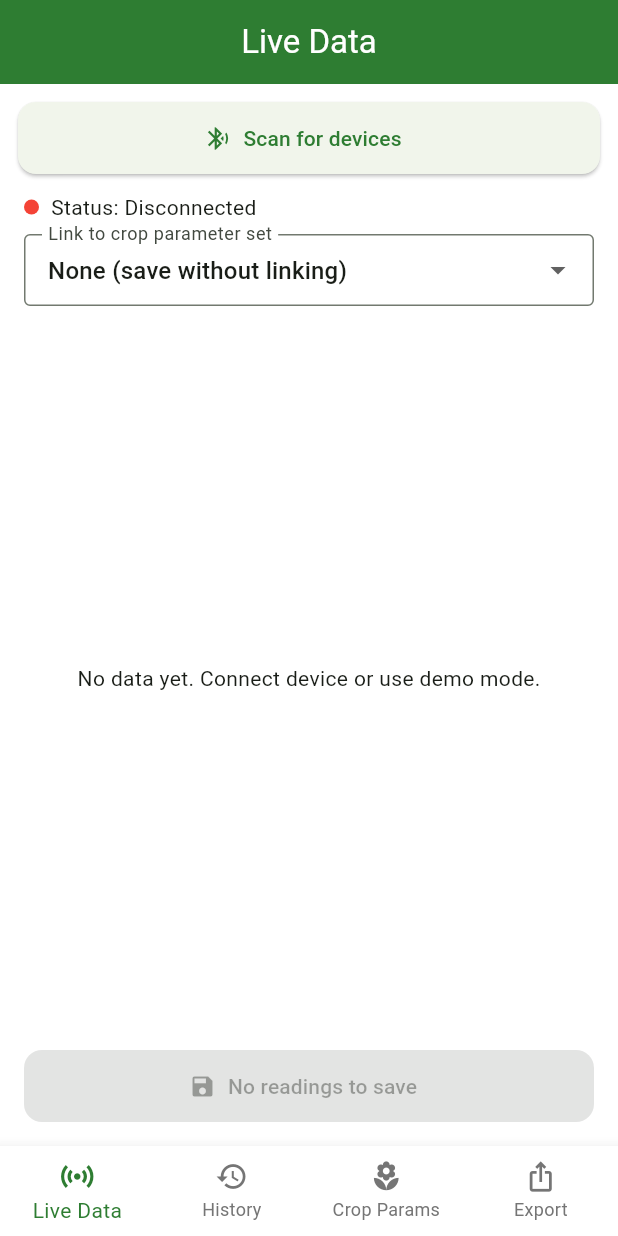
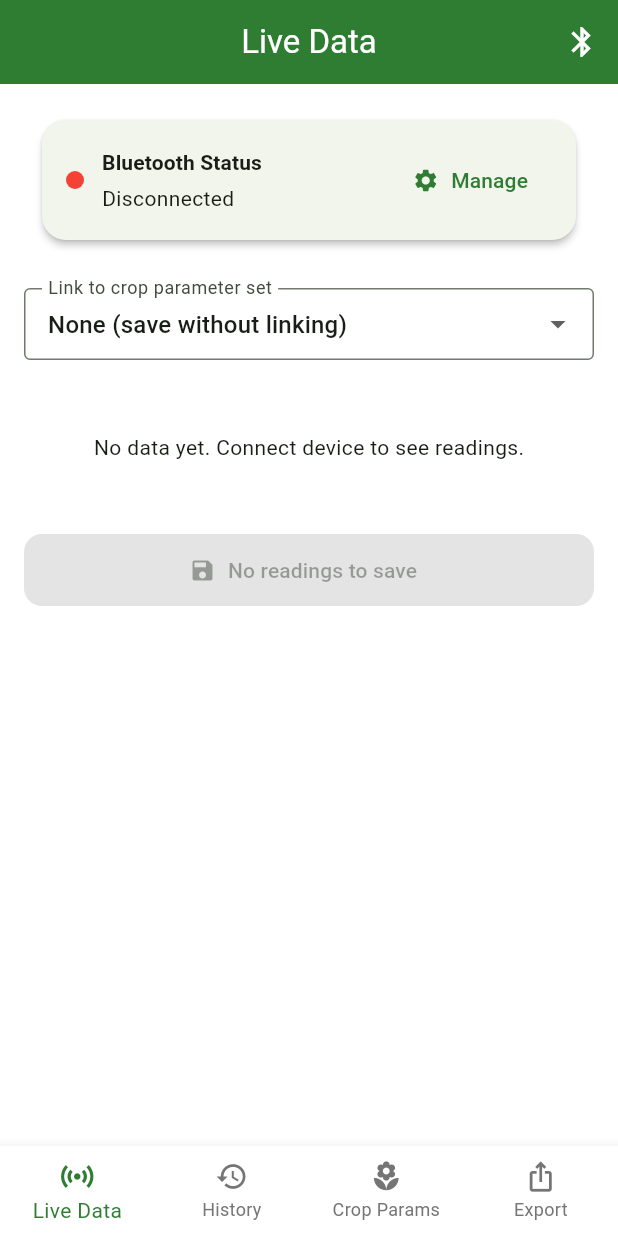
Before and after one commit to santawearscoolpants/npk_soil_sensor, a Flutter app: the screen it shows after launch, on a phone screen of 412 x 824 dp. Run offline on Flutter 3.47's test engine with Material 3 defaults, Android fonts, the phone set to English and light mode, and no system bars; our stand-ins replace csv, drift, flutter_blue_plus, flutter_riverpod, image_picker, pdf and 3 more; accounts and stored records are empty; generated files the repository leaves out were written again.

Commit message:
Refactor Bluetooth connection handling: improve device scanning logic, add user prompts for unsaved readings on disconnect, and enhance UI for connection status and device management.

```diff
--- a/csir_soil_sensor/lib/src/features/live/live_screen.dart
+++ b/csir_soil_sensor/lib/src/features/live/live_screen.dart
@@ -4,6 +4,7 @@ import 'package:flutter_riverpod/flutter_riverpod.dart';
 import '../../data/db/app_database.dart';
 import '../../data/repositories/crop_repository.dart';
 import '../../services/bluetooth_service.dart';
+import '../bluetooth/bluetooth_connection_screen.dart';
 
 final _cropParamsProvider =
     FutureProvider.autoDispose<List<CropParam>>((ref) async {
@@ -31,52 +32,34 @@ class _LiveScreenState extends ConsumerState<LiveScreen> {
       child: Scaffold(
         appBar: AppBar(
           title: const Text('Live Data'),
+          actions: [
+            IconButton(
+              icon: const Icon(Icons.bluetooth),
+              tooltip: 'Bluetooth Connection',
+              onPressed: () {
+                Navigator.of(context).push(
+                  MaterialPageRoute(
+                    builder: (context) => const BluetoothConnectionScreen(),
                   ),
-        body: Column(
-          children: [
-            Padding(
-              padding: const EdgeInsets.all(12),
-              child: Row(
-                children: [
-                  Expanded(
-                    child: ElevatedButton.icon(
-                      onPressed: bleState.connectionStatus
-                              .startsWith('Scanning')
-                          ? null
-                          : () {
-                              ref
-                                  .read(bluetoothServiceProvider.notifier)
-                                  .scanForDevices();
+                );
               },
-                      icon: bleState.connectionStatus
-                              .startsWith('Scanning')
-                          ? const SizedBox(
-                              width: 18,
-                              height: 18,
-                              child: CircularProgressIndicator(
-                                strokeWidth: 2,
-                                valueColor:
-                                    AlwaysStoppedAnimation<Color>(Colors.white),
-                              ),
-                            )
-                          : const Icon(Icons.bluetooth_searching),
-                      label: Text(
-                        bleState.connectionStatus.startsWith('Scanning')
-                            ? 'Scanning...'
-                            : 'Scan for devices',
-                      ),
-                    ),
             ),
           ],
         ),
-            ),
+        body: SingleChildScrollView(
+          child: Column(
+            children: [
+              // Connection status card
               Padding(
-              padding: const EdgeInsets.symmetric(horizontal: 16),
+                padding: const EdgeInsets.all(16),
+                child: Card(
+                  child: Padding(
+                    padding: const EdgeInsets.all(16),
                     child: Row(
                       children: [
                         Container(
-                    width: 10,
-                    height: 10,
+                          width: 12,
+                          height: 12,
                           decoration: BoxDecoration(
                             shape: BoxShape.circle,
                             color: bleState.connectionStatus == 'Connected' &&
@@ -89,73 +72,43 @@ class _LiveScreenState extends ConsumerState<LiveScreen> {
                                     : Colors.red,
                           ),
                         ),
-                  const SizedBox(width: 8),
+                        const SizedBox(width: 12),
                         Expanded(
-                    child: Text(
+                          child: Column(
+                            crossAxisAlignment: CrossAxisAlignment.start,
+                            children: [
+                              Text(
+                                'Bluetooth Status',
+                                style: Theme.of(context)
+                                    .textTheme
+                                    .titleSmall
+                                    ?.copyWith(fontWeight: FontWeight.bold),
+                              ),
+                              const SizedBox(height: 4),
+                              Text(
                                 bleState.connectedDeviceName != null
-                          ? 'Status: ${bleState.connectionStatus} (${bleState.connectedDeviceName})'
-                          : 'Status: ${bleState.connectionStatus}',
+                                    ? '${bleState.connectionStatus} (${bleState.connectedDeviceName})'
+                                    : bleState.connectionStatus,
                                 style: Theme.of(context).textTheme.bodyMedium,
-                    ),
                               ),
                             ],
                           ),
                         ),
-            if (bleState.connectionStatus == 'Connected' &&
-                bleState.connectedDeviceName != null)
-              Padding(
-                padding:
-                    const EdgeInsets.symmetric(horizontal: 16, vertical: 8),
-                child: SizedBox(
-                  width: double.infinity,
-                  child: OutlinedButton.icon(
-                    style: OutlinedButton.styleFrom(
-                      foregroundColor: Colors.red.shade700,
-                      side: BorderSide(color: Colors.red.shade700),
+                        TextButton.icon(
+                          onPressed: () {
+                            Navigator.of(context).push(
+                              MaterialPageRoute(
+                                builder: (context) =>
+                                    const BluetoothConnectionScreen(),
                               ),
-                    onPressed: () {
-                      ref
-                          .read(bluetoothServiceProvider.notifier)
-                          .disconnect();
+                            );
                           },
-                    icon: const Icon(Icons.link_off),
-                    label: const Text('Disconnect from device'),
+                          icon: const Icon(Icons.settings),
+                          label: const Text('Manage'),
+                        ),
+                      ],
                     ),
                   ),
-              ),
-            if (bleState.devices.isNotEmpty)
-              Padding(
-                padding:
-                    const EdgeInsets.symmetric(horizontal: 16, vertical: 8),
-                child: Align(
-                  alignment: Alignment.centerLeft,
-                  child: Text(
-                    'Tap a device to connect:',
-                    style: Theme.of(context)
-                        .textTheme
-                        .bodySmall
-                        ?.copyWith(fontWeight: FontWeight.bold),
-                  ),
-                ),
-              ),
-            if (bleState.devices.isNotEmpty)
-              SizedBox(
-                height: 160,
-                child: ListView.builder(
-                  itemCount: bleState.devices.length,
-                  itemBuilder: (context, index) {
-                    final d = bleState.devices[index];
-                    return ListTile(
-                      leading: const Icon(Icons.bluetooth),
-                      title: Text(d.name),
-                      subtitle: Text(d.device.remoteId.str),
-                      onTap: () {
-                        ref
-                            .read(bluetoothServiceProvider.notifier)
-                            .connectToDevice(d);
-                      },
-                    );
-                  },
                 ),
               ),
               Padding(
@@ -209,13 +162,21 @@ class _LiveScreenState extends ConsumerState<LiveScreen> {
                 ),
               ),
               const SizedBox(height: 8),
-            Expanded(
-              child: bleState.latestReading == null
-                  ? const Center(
-                      child:
-                          Text('No data yet. Connect device or use demo mode.'),
-                    )
-                  : _LiveReadingCard(reading: bleState.latestReading!),
+              if (bleState.connectionStatus == 'Connected' &&
+                  bleState.connectedDeviceName != null &&
+                  bleState.latestReading != null)
+                Padding(
+                  padding: const EdgeInsets.symmetric(horizontal: 16),
+                  child: _LiveReadingCard(reading: bleState.latestReading!),
+                ),
+              if (!(bleState.connectionStatus == 'Connected' &&
+                  bleState.connectedDeviceName != null &&
+                  bleState.latestReading != null))
+                const Padding(
+                  padding: EdgeInsets.all(32.0),
+                  child: Center(
+                    child: Text('No data yet. Connect device to see readings.'),
+                  ),
                 ),
               Padding(
                 padding: const EdgeInsets.all(16),
@@ -248,6 +209,7 @@ class _LiveScreenState extends ConsumerState<LiveScreen> {
             ],
           ),
         ),
+      ),
     );
   }
 }
@@ -263,9 +225,8 @@ class _LiveReadingCard extends StatelessWidget {
   Widget build(BuildContext context) {
     final chipStyle = Theme.of(context).textTheme.bodyMedium;
 
-    return SingleChildScrollView(
-      padding: const EdgeInsets.all(16),
-      child: Card(
+    return Card(
+      margin: const EdgeInsets.only(bottom: 16),
       child: Padding(
         padding: const EdgeInsets.all(16),
         child: Column(
@@ -333,7 +294,6 @@ class _LiveReadingCard extends StatelessWidget {
           ],
         ),
       ),
-      ),
     );
   }
 }
```
Also changed, not shown: csir_soil_sensor/lib/src/features/bluetooth/bluetooth_connection_screen.dart (added, +326 -0 lines), csir_soil_sensor/lib/src/services/bluetooth_service.dart (+61 -18 lines), 1 other file. Lines whose indentation alone changed are shown as unchanged.
